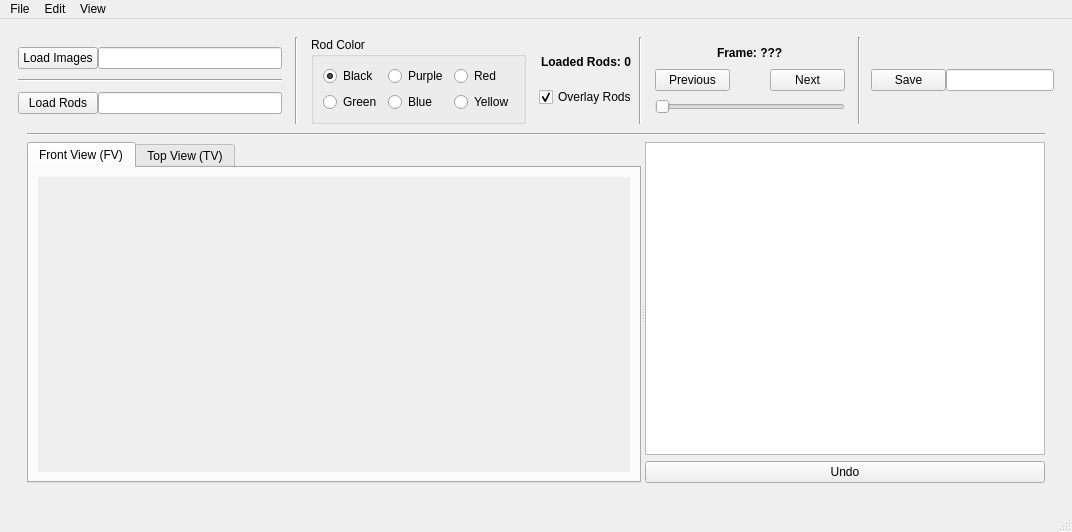
Above: Python/track_ui.ui from ANP-Granular/ParticleTracking before the change. Below: the same form after it.
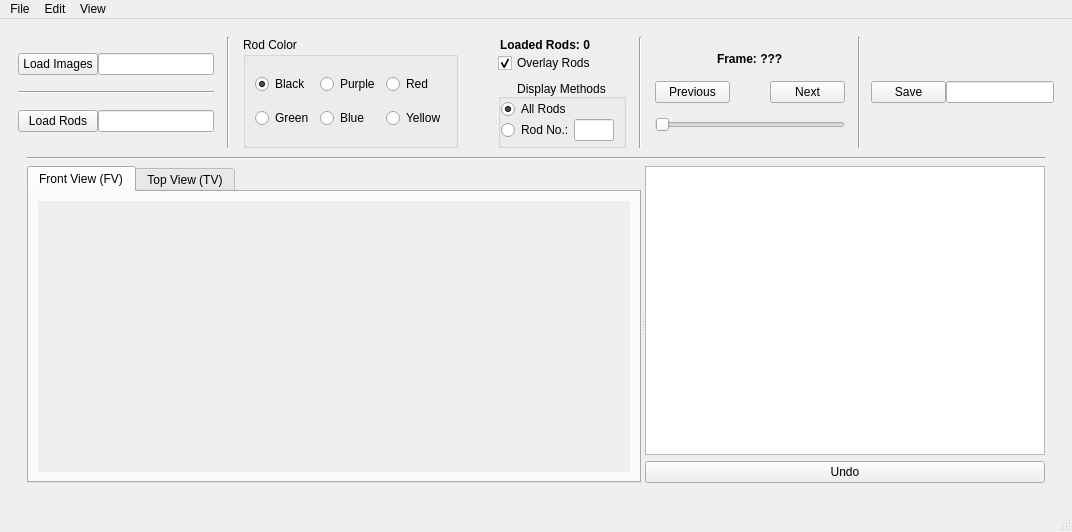
That is the form after the change. Icons and pictures are not drawn. Custom widgets are drawn as their Qt base class.

Commit message: feat: adds visual elements for switching to single rod overlays

Patch:
```diff
--- a/Python/track_ui.ui
+++ b/Python/track_ui.ui
@@ -240,11 +240,11 @@
              <enum>Qt::Horizontal</enum>
             </property>
             <property name="sizeType">
-             <enum>QSizePolicy::Fixed</enum>
+             <enum>QSizePolicy::Maximum</enum>
             </property>
             <property name="sizeHint" stdset="0">
              <size>
-              <width>13</width>
+              <width>40</width>
               <height>20</height>
              </size>
             </property>
@@ -299,8 +299,125 @@
               </property>
              </widget>
             </item>
+            <item>
+             <spacer name="verticalSpacer">
+              <property name="orientation">
+               <enum>Qt::Vertical</enum>
+              </property>
+              <property name="sizeType">
+               <enum>QSizePolicy::Fixed</enum>
+              </property>
+              <property name="sizeHint" stdset="0">
+               <size>
+                <width>20</width>
+                <height>6</height>
+               </size>
+              </property>
+             </spacer>
+            </item>
+            <item>
+             <widget class="QGroupBox" name="group_disp_method">
+              <property name="sizePolicy">
+               <sizepolicy hsizetype="Maximum" vsizetype="Maximum">
+                <horstretch>0</horstretch>
+                <verstretch>0</verstretch>
+               </sizepolicy>
+              </property>
+              <property name="title">
+               <string>Display Methods</string>
+              </property>
+              <property name="alignment">
+               <set>Qt::AlignBottom|Qt::AlignHCenter</set>
+              </property>
+              <layout class="QVBoxLayout" name="verticalLayout_4">
+               <property name="spacing">
+                <number>0</number>
+               </property>
+               <property name="leftMargin">
+                <number>0</number>
+               </property>
+               <property name="topMargin">
+                <number>0</number>
+               </property>
+               <property name="bottomMargin">
+                <number>4</number>
+               </property>
+               <item>
+                <widget class="QRadioButton" name="rb_disp_all">
+                 <property name="sizePolicy">
+                  <sizepolicy hsizetype="Preferred" vsizetype="Fixed">
+                   <horstretch>0</horstretch>
+                   <verstretch>0</verstretch>
+                  </sizepolicy>
+                 </property>
+                 <property name="text">
+                  <string>All Rods</string>
+                 </property>
+                 <property name="checked">
+                  <bool>true</bool>
+                 </property>
+                </widget>
+               </item>
+               <item>
+                <layout class="QHBoxLayout" name="horizontalLayout_3">
+                 <item>
+                  <widget class="QRadioButton" name="rb_disp_one">
+                   <property name="sizePolicy">
+                    <sizepolicy hsizetype="Maximum" vsizetype="Fixed">
+                     <horstretch>0</horstretch>
+                     <verstretch>0</verstretch>
+                    </sizepolicy>
+                   </property>
+                   <property name="minimumSize">
+                    <size>
+                     <width>70</width>
+                     <height>0</height>
+                    </size>
+                   </property>
+                   <property name="text">
+                    <string>Rod No.:</string>
+                   </property>
+                  </widget>
+                 </item>
+                 <item>
+                  <widget class="QLineEdit" name="le_disp_one">
+                   <property name="sizePolicy">
+                    <sizepolicy hsizetype="Fixed" vsizetype="Fixed">
+                     <horstretch>0</horstretch>
+                     <verstretch>0</verstretch>
+                    </sizepolicy>
+                   </property>
+                   <property name="maximumSize">
+                    <size>
+                     <width>40</width>
+                     <height>16777215</height>
+                    </size>
+                   </property>
+                  </widget>
+                 </item>
+                </layout>
+               </item>
+              </layout>
+             </widget>
+            </item>
            </layout>
           </item>
+          <item>
+           <spacer name="horizontalSpacer_8">
+            <property name="orientation">
+             <enum>Qt::Horizontal</enum>
+            </property>
+            <property name="sizeType">
+             <enum>QSizePolicy::Fixed</enum>
+            </property>
+            <property name="sizeHint" stdset="0">
+             <size>
+              <width>13</width>
+              <height>20</height>
+             </size>
+            </property>
+           </spacer>
+          </item>
           <item>
            <widget class="Line" name="line_4">
             <property name="orientation">
@@ -574,8 +691,8 @@
                     <rect>
                      <x>0</x>
                      <y>0</y>
-                     <width>519</width>
-                     <height>275</height>
+                     <width>502</width>
+                     <height>274</height>
                     </rect>
                    </property>
                    <layout class="QVBoxLayout" name="verticalLayout_16">
```
Left out of the diff: 2 changed lines with no effect on the pictures. The commit also changes 2 other files.
